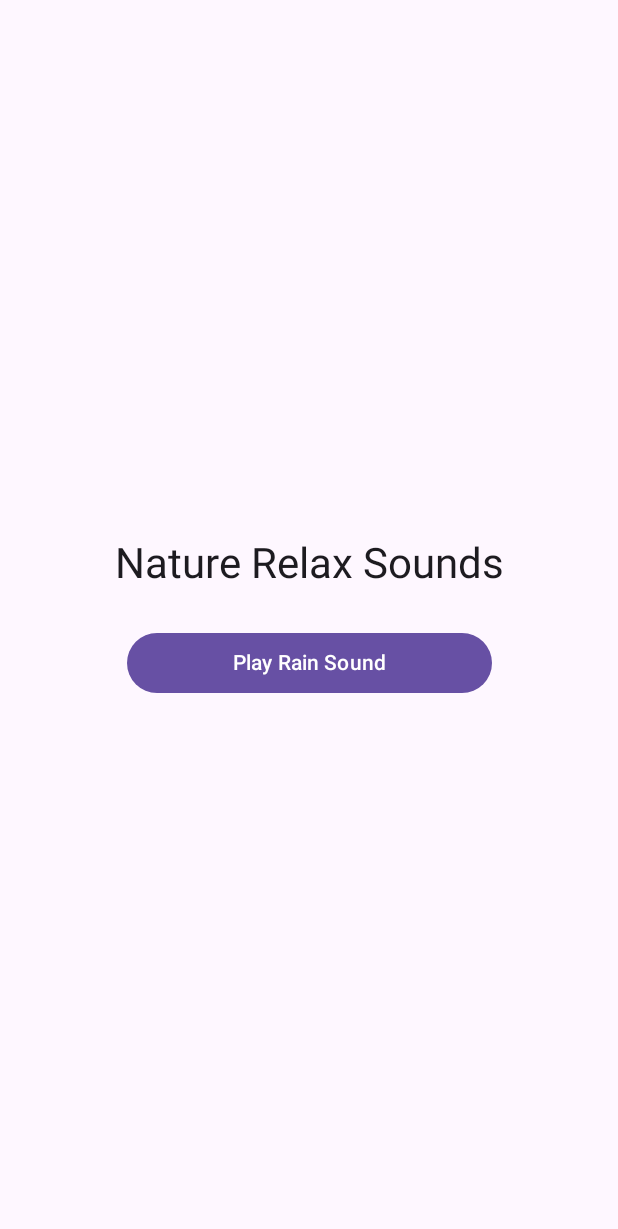
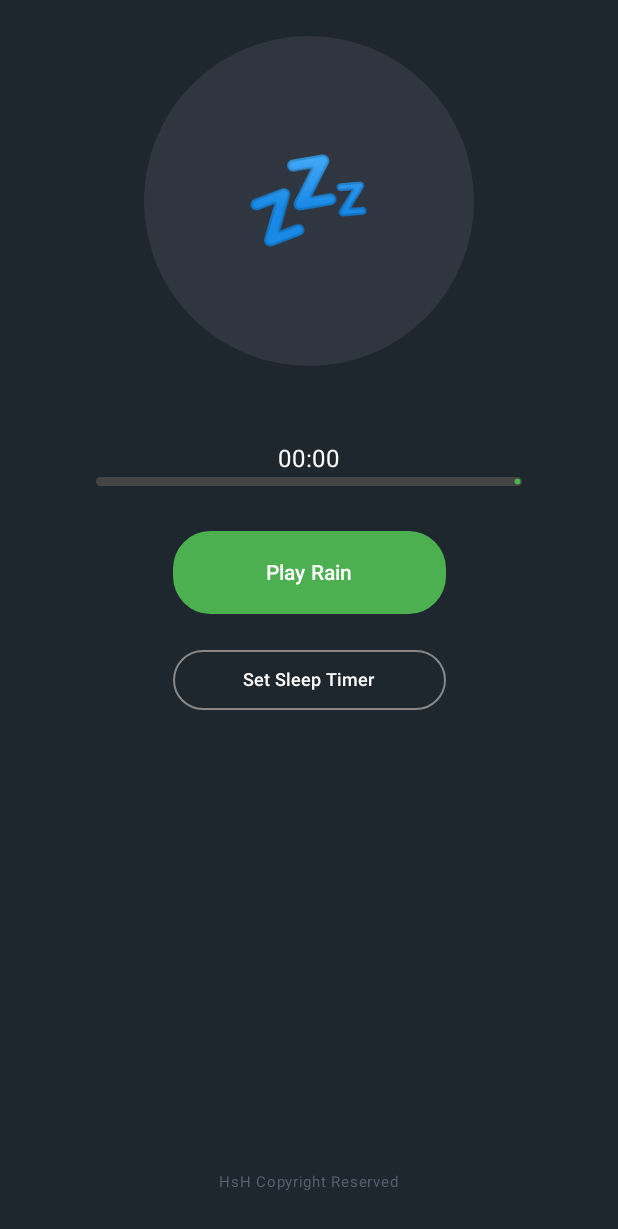
Before and after one commit to ushjdjsyudjd-rgb/NatureRelax, an Android app built with Jetpack Compose: the screen it shows after launch (MainActivity), on a phone screen of 412 x 824 dp. Shown: the top 1229 px of the screen. Run offline under Robolectric (Android 15) with nearby library versions, the phone set to English and light mode, and no system bars.

Commit message:
Update MainActivity.kt

```diff
--- a/app/src/main/java/com/relax/sounds/MainActivity.kt
+++ b/app/src/main/java/com/relax/sounds/MainActivity.kt
@@ -4,12 +4,21 @@ import android.media.MediaPlayer
 import android.os.Bundle
 import androidx.activity.ComponentActivity
 import androidx.activity.compose.setContent
+import androidx.compose.animation.Crossfade
+import androidx.compose.animation.core.*
+import androidx.compose.foundation.background
 import androidx.compose.foundation.layout.*
+import androidx.compose.foundation.shape.RoundedCornerShape
 import androidx.compose.material3.*
 import androidx.compose.runtime.*
 import androidx.compose.ui.Alignment
 import androidx.compose.ui.Modifier
+import androidx.compose.ui.draw.scale
+import androidx.compose.ui.graphics.Color
+import androidx.compose.ui.text.font.FontWeight
 import androidx.compose.ui.unit.dp
+import androidx.compose.ui.unit.sp
+import kotlinx.coroutines.delay
 
 class MainActivity : ComponentActivity() {
     private var mediaPlayer: MediaPlayer? = null
@@ -17,57 +26,150 @@ class MainActivity : ComponentActivity() {
     override fun onCreate(savedInstanceState: Bundle?) {
         super.onCreate(savedInstanceState)
         setContent {
-            // اعمال تم متریال 3 برای جلوگیری از خطاهای گرافیکی
+            var showSplash by remember { mutableStateOf(true) }
+            LaunchedEffect(Unit) {
+                delay(2000)
+                showSplash = false
+            }
+
             MaterialTheme {
-                Surface(
-                    modifier = Modifier.fillMaxSize(),
-                    color = MaterialTheme.colorScheme.background
-                ) {
+                Crossfade(targetState = showSplash) { isSplash ->
+                    if (isSplash) SplashScreen() else MainPlayerScreen()
+                }
+            }
+        }
+    }
+
+    @Composable
+    fun SplashScreen() {
+        Box(modifier = Modifier.fillMaxSize().background(Color(0xFF121212)), contentAlignment = Alignment.Center) {
+            Column(horizontalAlignment = Alignment.CenterHorizontally) {
+                Text("Nature Relax", color = Color.White, fontSize = 32.sp, fontWeight = FontWeight.Bold)
+                Spacer(modifier = Modifier.height(16.dp))
+                CircularProgressIndicator(color = Color(0xFF4CAF50))
+            }
+            Text("Created by HsH © 2025", modifier = Modifier.align(Alignment.BottomCenter).padding(bottom = 32.dp), color = Color.Gray, fontSize = 12.sp)
+        }
+    }
+
+    @Composable
+    fun MainPlayerScreen() {
         var isPlaying by remember { mutableStateOf(false) }
+        var currentPosition by remember { mutableStateOf(0f) }
+        var totalDuration by remember { mutableStateOf(1f) }
+        var sleepTimerMinutes by remember { mutableStateOf(0) } // تایمر خواب
+
+        // انیمیشن ضربان (Pulse)
+        val infiniteTransition = rememberInfiniteTransition()
+        val scale by infiniteTransition.animateFloat(
+            initialValue = 1f,
+            targetValue = if (isPlaying) 1.15f else 1f,
+            animationSpec = infiniteRepeatable(
+                animation = TweenSpec(durationMillis = 1500, easing = FastOutSlowInEasing),
+                repeatMode = RepeatMode.Reverse
+            )
+        )
+
+        // آپدیت ثانیه‌شمار و مدیریت تایمر خواب
+        LaunchedEffect(isPlaying) {
+            while (isPlaying) {
+                mediaPlayer?.let {
+                    currentPosition = it.currentPosition.toFloat()
+                    totalDuration = it.duration.toFloat()
+                }
+                delay(1000)
+            }
+        }
+
+        // منطق شمارش معکوس تایمر خواب
+        LaunchedEffect(sleepTimerMinutes) {
+            if (sleepTimerMinutes > 0 && isPlaying) {
+                while (sleepTimerMinutes > 0 && isPlaying) {
+                    delay(60000) // هر یک دقیقه
+                    sleepTimerMinutes -= 1
+                    if (sleepTimerMinutes == 0) {
+                        mediaPlayer?.pause()
+                        isPlaying = false
+                    }
+                }
+            }
+        }
 
         Column(
-                        modifier = Modifier
-                            .fillMaxSize()
-                            .padding(32.dp),
+            modifier = Modifier.fillMaxSize().background(Color(0xFF1E272E)).padding(24.dp),
             horizontalAlignment = Alignment.CenterHorizontally,
             verticalArrangement = Arrangement.Center
         ) {
-                        Text(
-                            text = "Nature Relax Sounds",
-                            style = MaterialTheme.typography.headlineMedium
+            // کارت نمایش با انیمیشن ضربان
+            Card(
+                modifier = Modifier.size(220.dp).scale(scale),
+                shape = RoundedCornerShape(110.dp), // دایره‌ای کامل
+                colors = CardDefaults.cardColors(containerColor = Color(0xFF2F3640))
+            ) {
+                Box(contentAlignment = Alignment.Center, modifier = Modifier.fillMaxSize()) {
+                    Text(if (isPlaying) "🌧️" else "💤", fontSize = 70.sp)
+                }
+            }
+
+            Spacer(modifier = Modifier.height(50.dp))
+
+            // نمایش تایمر و نوار پیشرفت
+            Text(formatTime(currentPosition.toInt()), color = Color.White, fontSize = 16.sp)
+            LinearProgressIndicator(
+                progress = currentPosition / totalDuration,
+                modifier = Modifier.fillMaxWidth().height(6.dp).padding(horizontal = 40.dp),
+                color = Color(0xFF4CAF50),
+                trackColor = Color.DarkGray
             )
 
-                        Spacer(modifier = Modifier.height(24.dp))
+            Spacer(modifier = Modifier.height(30.dp))
 
+            // دکمه کنترل صدا
             Button(
                 onClick = {
-                                if (isPlaying) {
-                                    mediaPlayer?.pause()
-                                } else {
+                    if (isPlaying) mediaPlayer?.pause() else {
                         if (mediaPlayer == null) {
-                                        // اجرای فایل صوتی از پوشه res/raw/rain.mp3
-                                        try {
                             mediaPlayer = MediaPlayer.create(this@MainActivity, R.raw.rain)
                             mediaPlayer?.isLooping = true
-                                        } catch (e: Exception) {
-                                            e.printStackTrace()
-                                        }
                         }
                         mediaPlayer?.start()
                     }
                     isPlaying = !isPlaying
                 },
-                            modifier = Modifier.fillMaxWidth(0.7f)
+                modifier = Modifier.fillMaxWidth(0.5f).height(55.dp),
+                shape = RoundedCornerShape(25.dp),
+                colors = ButtonDefaults.buttonColors(containerColor = Color(0xFF4CAF50))
             ) {
-                            Text(if (isPlaying) "Stop Rain" else "Play Rain Sound")
+                Text(if (isPlaying) "Stop" else "Play Rain")
             }
+
+            Spacer(modifier = Modifier.height(20.dp))
+
+            // دکمه تایمر خواب
+            OutlinedButton(
+                onClick = { if (sleepTimerMinutes < 60) sleepTimerMinutes += 10 else sleepTimerMinutes = 0 },
+                modifier = Modifier.fillMaxWidth(0.5f),
+                shape = RoundedCornerShape(25.dp),
+                border = ButtonDefaults.outlinedButtonBorder.copy(brush = androidx.compose.ui.graphics.SolidColor(Color.Gray))
+            ) {
+                Text(
+                    if (sleepTimerMinutes > 0) "Timer: $sleepTimerMinutes min" else "Set Sleep Timer",
+                    color = Color.White,
+                    fontSize = 12.sp
+                )
             }
-                }
-            }
+
+            Spacer(modifier = Modifier.weight(1f))
+            Text("HsH Copyright Reserved", color = Color(0xFF57606f), fontSize = 10.sp)
         }
     }
 
-    // پاکسازی حافظه هنگام بستن برنامه برای جلوگیری از نشت حافظه
+    private fun formatTime(milliseconds: Int): String {
+        val seconds = (milliseconds / 1000) % 60
+        val minutes = (milliseconds / (1000 * 60)) % 60
+        return String.format("%02d:%02d", minutes, seconds)
+    }
+
     override fun onDestroy() {
         super.onDestroy()
         mediaPlayer?.release()
```
Lines whose indentation alone changed are shown as unchanged.
